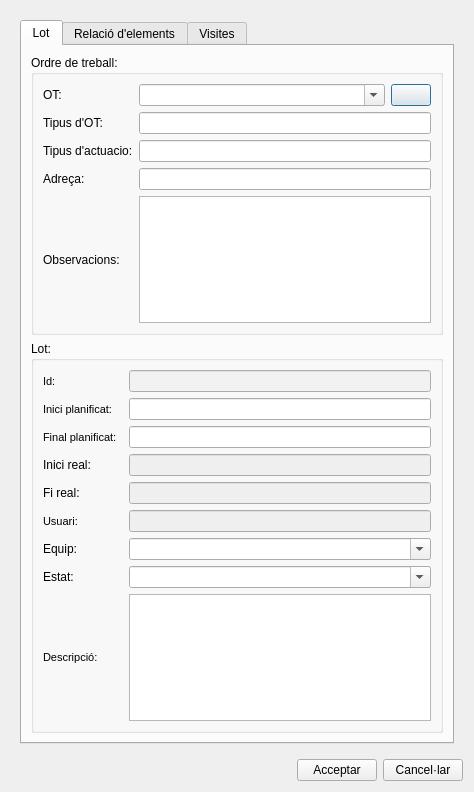
Old version of the form core/ui/toolbars/cm/add_lot.ui in the repository Giswater/giswater_qgis_plugin.
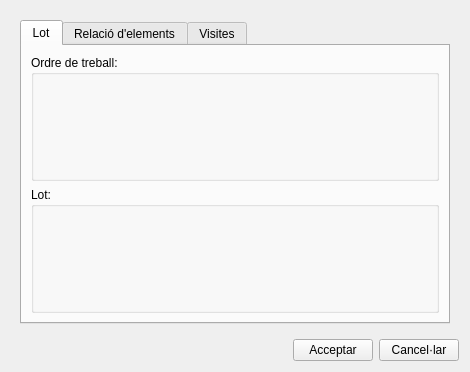
New version of the form. Icons and pictures are not drawn.

Commit message: feat(lot): add new icons, change ui file now dinamic refactor lot part be able to load dialog

The edit to the form file:
```diff
--- a/core/ui/toolbars/cm/add_lot.ui
+++ b/core/ui/toolbars/cm/add_lot.ui
@@ -6,8 +6,8 @@
    <rect>
     <x>0</x>
     <y>0</y>
-    <width>474</width>
-    <height>792</height>
+    <width>470</width>
+    <height>372</height>
    </rect>
   </property>
   <property name="windowTitle">
@@ -34,75 +34,7 @@
             </property>
             <layout class="QGridLayout" name="gridLayout">
              <item row="0" column="0">
-              <layout class="QGridLayout" name="gridLayout_3">
-               <item row="0" column="2">
-                <widget class="QPushButton" name="btn_refresh_materialize_view">
-                 <property name="text">
-                  <string/>
-                 </property>
-                </widget>
-               </item>
-               <item row="1" column="1" colspan="2">
-                <widget class="QLineEdit" name="txt_ot_type"/>
-               </item>
-               <item row="1" column="0">
-                <widget class="QLabel" name="lbl_ot_type">
-                 <property name="text">
-                  <string>Tipus d'OT:</string>
-                 </property>
-                </widget>
-               </item>
-               <item row="2" column="0">
-                <widget class="QLabel" name="lbl_performance_type">
-                 <property name="text">
-                  <string>Tipus d'actuacio:</string>
-                 </property>
-                </widget>
-               </item>
-               <item row="0" column="1">
-                <widget class="QComboBox" name="cmb_ot">
-                 <property name="sizePolicy">
-                  <sizepolicy hsizetype="Expanding" vsizetype="Fixed">
-                   <horstretch>0</horstretch>
-                   <verstretch>0</verstretch>
-                  </sizepolicy>
-                 </property>
-                 <property name="editable">
-                  <bool>true</bool>
-                 </property>
-                </widget>
-               </item>
-               <item row="3" column="1" colspan="2">
-                <widget class="QLineEdit" name="txt_ot_address"/>
-               </item>
-               <item row="0" column="0">
-                <widget class="QLabel" name="lbl_ot">
-                 <property name="text">
-                  <string>OT:</string>
-                 </property>
-                </widget>
-               </item>
-               <item row="3" column="0">
-                <widget class="QLabel" name="lbl_address">
-                 <property name="text">
-                  <string>Adreça:</string>
-                 </property>
-                </widget>
-               </item>
-               <item row="2" column="1" colspan="2">
-                <widget class="QLineEdit" name="txt_wotype_id"/>
-               </item>
-               <item row="4" column="0">
-                <widget class="QLabel" name="lbl_observations">
-                 <property name="text">
-                  <string>Observacions:</string>
-                 </property>
-                </widget>
-               </item>
-               <item row="4" column="1" colspan="2">
-                <widget class="QTextEdit" name="txt_observ"/>
-               </item>
-              </layout>
+              <layout class="QGridLayout" name="lyt_data_1"/>
              </item>
             </layout>
            </widget>
@@ -113,310 +45,8 @@
              <string>Lot:</string>
             </property>
             <layout class="QGridLayout" name="gridLayout_2">
-             <item row="8" column="0">
-              <layout class="QGridLayout" name="gridLayout_5">
-               <item row="5" column="0">
-                <widget class="QLabel" name="lbl_user">
-                 <property name="font">
-                  <font>
-                   <pointsize>8</pointsize>
-                   <weight>50</weight>
-                   <bold>false</bold>
-                  </font>
-                 </property>
-                 <property name="frameShape">
-                  <enum>QFrame::NoFrame</enum>
-                 </property>
-                 <property name="frameShadow">
-                  <enum>QFrame::Plain</enum>
-                 </property>
-                 <property name="text">
-                  <string>Usuari:</string>
-                 </property>
-                 <property name="textFormat">
-                  <enum>Qt::AutoText</enum>
-                 </property>
-                 <property name="scaledContents">
-                  <bool>false</bool>
-                 </property>
-                 <property name="alignment">
-                  <set>Qt::AlignLeading|Qt::AlignLeft|Qt::AlignVCenter</set>
-                 </property>
-                 <property name="margin">
-                  <number>3</number>
-                 </property>
-                </widget>
-               </item>
-               <item row="6" column="1">
-                <widget class="QComboBox" name="cmb_assigned_to">
-                 <property name="editable">
-                  <bool>true</bool>
-                 </property>
-                 <property name="sizeAdjustPolicy">
-                  <enum>QComboBox::AdjustToContents</enum>
-                 </property>
-                </widget>
-               </item>
-               <item row="5" column="1">
-                <widget class="QLineEdit" name="user_name">
-                 <property name="enabled">
-                  <bool>false</bool>
-                 </property>
-                 <property name="frame">
-                  <bool>true</bool>
-                 </property>
-                 <property name="readOnly">
-                  <bool>true</bool>
-                 </property>
-                </widget>
-               </item>
-               <item row="4" column="0">
-                <widget class="QLabel" name="lbl_real_end">
-                 <property name="text">
-                  <string>Fi real:</string>
-                 </property>
-                </widget>
-               </item>
-               <item row="4" column="1">
-                <widget class="QLineEdit" name="real_enddate">
-                 <property name="enabled">
-                  <bool>false</bool>
-                 </property>
-                 <property name="readOnly">
-                  <bool>true</bool>
-                 </property>
-                </widget>
-               </item>
-               <item row="2" column="1">
-                <widget class="QLineEdit" name="enddate"/>
-               </item>
-               <item row="1" column="0">
-                <widget class="QLabel" name="lbl_plan_start">
-                 <property name="minimumSize">
-                  <size>
-                   <width>80</width>
-                   <height>0</height>
-                  </size>
-                 </property>
-                 <property name="maximumSize">
-                  <size>
-                   <width>0</width>
-                   <height>16777215</height>
-                  </size>
-                 </property>
-                 <property name="font">
-                  <font>
-                   <pointsize>8</pointsize>
-                   <weight>50</weight>
-                   <bold>false</bold>
-                  </font>
-                 </property>
-                 <property name="frameShape">
-                  <enum>QFrame::NoFrame</enum>
-                 </property>
-                 <property name="frameShadow">
-                  <enum>QFrame::Plain</enum>
-                 </property>
-                 <property name="text">
-                  <string>Inici planificat:</string>
-                 </property>
-                 <property name="textFormat">
-                  <enum>Qt::AutoText</enum>
-                 </property>
-                 <property name="scaledContents">
-                  <bool>false</bool>
-                 </property>
-                 <property name="alignment">
-                  <set>Qt::AlignLeading|Qt::AlignLeft|Qt::AlignVCenter</set>
-                 </property>
-                 <property name="margin">
-                  <number>3</number>
-                 </property>
-                </widget>
-               </item>
-               <item row="7" column="0">
-                <widget class="QLabel" name="lbl_state">
-                 <property name="text">
-                  <string>Estat:</string>
-                 </property>
-                 <property name="margin">
-                  <number>3</number>
-                 </property>
-                </widget>
-               </item>
-               <item row="0" column="1">
-                <widget class="QLineEdit" name="lot_id">
-                 <property name="enabled">
-                  <bool>true</bool>
-                 </property>
-                 <property name="styleSheet">
-                  <string notr="true">background: rgb(242, 242, 242);
-                                                 color: rgb(100, 100, 100)</string>
-                 </property>
-                 <property name="frame">
-                  <bool>true</bool>
-                 </property>
-                 <property name="readOnly">
-                  <bool>true</bool>
-                 </property>
-                </widget>
-               </item>
-               <item row="2" column="0">
-                <widget class="QLabel" name="lbl_plan_end">
-                 <property name="minimumSize">
-                  <size>
-                   <width>80</width>
-                   <height>0</height>
-                  </size>
-                 </property>
-                 <property name="maximumSize">
-                  <size>
-                   <width>0</width>
-                   <height>16777215</height>
-                  </size>
-                 </property>
-                 <property name="font">
-                  <font>
-                   <pointsize>8</pointsize>
-                   <weight>50</weight>
-                   <bold>false</bold>
-                  </font>
-                 </property>
-                 <property name="frameShape">
-                  <enum>QFrame::NoFrame</enum>
-                 </property>
-                 <property name="frameShadow">
-                  <enum>QFrame::Plain</enum>
-                 </property>
-                 <property name="text">
-                  <string>Final planificat:</string>
-                 </property>
-                 <property name="textFormat">
-                  <enum>Qt::AutoText</enum>
-                 </property>
-                 <property name="scaledContents">
-                  <bool>false</bool>
-                 </property>
-                 <property name="alignment">
-                  <set>Qt::AlignLeading|Qt::AlignLeft|Qt::AlignVCenter</set>
-                 </property>
-                 <property name="margin">
-                  <number>3</number>
-                 </property>
-                </widget>
-               </item>
-               <item row="0" column="0">
-                <widget class="QLabel" name="lbl_id">
-                 <property name="font">
-                  <font>
-                   <pointsize>8</pointsize>
-                   <weight>50</weight>
-                   <bold>false</bold>
-                  </font>
-                 </property>
-                 <property name="frameShape">
-                  <enum>QFrame::NoFrame</enum>
-                 </property>
-                 <property name="frameShadow">
-                  <enum>QFrame::Plain</enum>
-                 </property>
-                 <property name="text">
-                  <string>Id:</string>
-                 </property>
-                 <property name="textFormat">
-                  <enum>Qt::AutoText</enum>
-                 </property>
-                 <property name="scaledContents">
-                  <bool>false</bool>
-                 </property>
-                 <property name="alignment">
-                  <set>Qt::AlignLeading|Qt::AlignLeft|Qt::AlignVCenter</set>
-                 </property>
-                 <property name="margin">
-                  <number>3</number>
-                 </property>
-                </widget>
-               </item>
-               <item row="6" column="0">
-                <widget class="QLabel" name="lbl_team">
-                 <property name="maximumSize">
-                  <size>
-                   <width>16777215</width>
-                   <height>16777215</height>
-                  </size>
-                 </property>
-                 <property name="text">
-                  <string>Equip:</string>
-                 </property>
-                 <property name="margin">
-                  <number>3</number>
-                 </property>
-                </widget>
-               </item>
-               <item row="1" column="1">
-                <widget class="QLineEdit" name="startdate"/>
-               </item>
-               <item row="3" column="0">
-                <widget class="QLabel" name="lbl_real_start">
-                 <property name="text">
-                  <string>Inici real:</string>
-                 </property>
-                </widget>
-               </item>
-               <item row="7" column="1">
-                <widget class="QComboBox" name="cmb_status">
-                 <property name="editable">
-                  <bool>true</bool>
-                 </property>
-                 <property name="sizeAdjustPolicy">
-                  <enum>QComboBox::AdjustToContents</enum>
-                 </property>
-                </widget>
-               </item>
-               <item row="3" column="1">
-                <widget class="QLineEdit" name="real_startdate">
-                 <property name="enabled">
-                  <bool>false</bool>
-                 </property>
-                 <property name="readOnly">
-                  <bool>true</bool>
-                 </property>
-                </widget>
-               </item>
-               <item row="8" column="0">
-                <widget class="QLabel" name="lbl_description">
-                 <property name="font">
-                  <font>
-                   <pointsize>8</pointsize>
-                  </font>
-                 </property>
-                 <property name="frameShape">
-                  <enum>QFrame::NoFrame</enum>
-                 </property>
-                 <property name="frameShadow">
-                  <enum>QFrame::Plain</enum>
-                 </property>
-                 <property name="text">
-                  <string>Descripció:</string>
-                 </property>
-                 <property name="textFormat">
-                  <enum>Qt::AutoText</enum>
-                 </property>
-                 <property name="scaledContents">
-                  <bool>false</bool>
-                 </property>
-                 <property name="alignment">
-                  <set>Qt::AlignLeading|Qt::AlignLeft|Qt::AlignVCenter</set>
-                 </property>
-                 <property name="margin">
-                  <number>3</number>
-                 </property>
-                </widget>
-               </item>
-               <item row="8" column="1">
-                <widget class="QTextEdit" name="descript"/>
-               </item>
-              </layout>
+             <item row="0" column="0">
+              <layout class="QGridLayout" name="lyt_data_2"/>
              </item>
             </layout>
            </widget>
```
Left out of the diff: 6 changed lines with no effect on the pictures. The commit also changes 4 other files.
